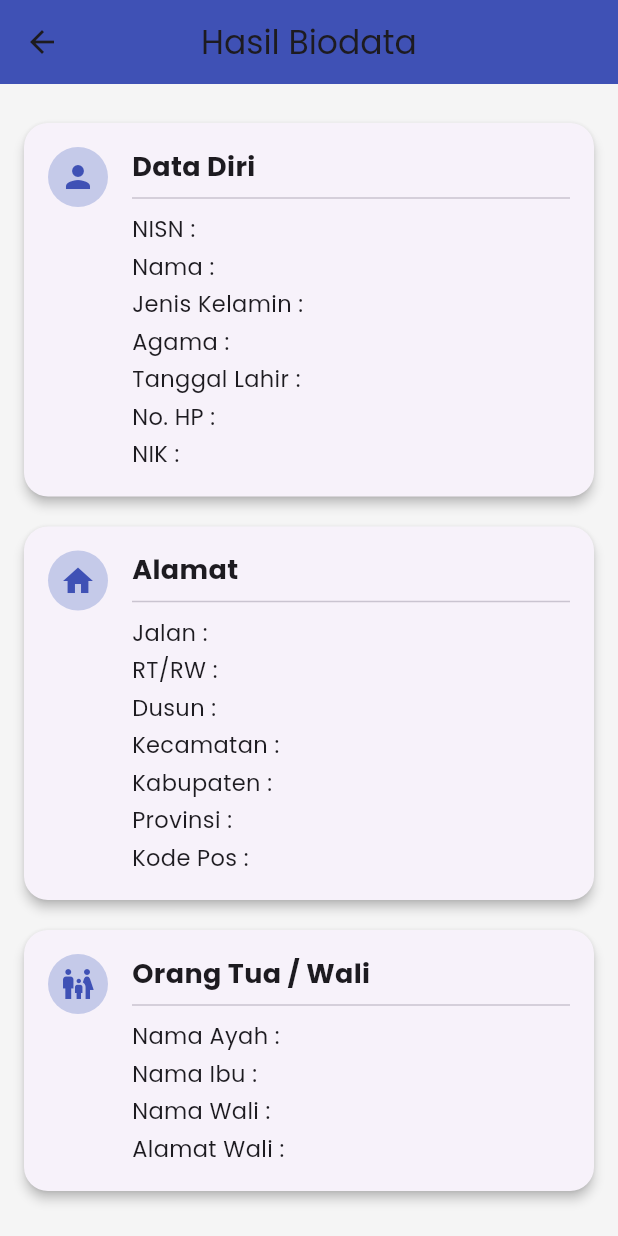
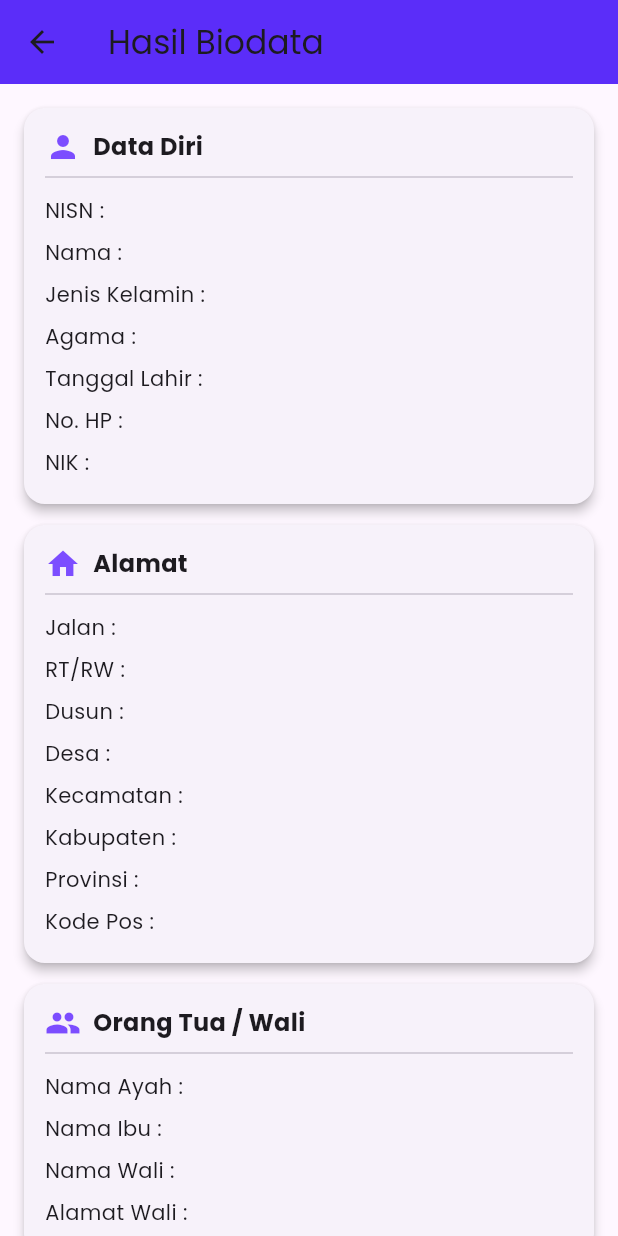
Before and after one commit to alfianprada/projek_4, a Flutter app: the ResultPage screen opened directly with empty values, on a phone screen of 412 x 824 dp. Run offline on Flutter 3.47's test engine with Material 3 defaults, Android fonts, the phone set to English and light mode, and no system bars; our stand-ins replace connectivity_plus, google_fonts, supabase_flutter; accounts and stored records are empty.

```diff
--- a/lib/pages/result_page.dart
+++ b/lib/pages/result_page.dart
@@ -1,22 +1,25 @@
+// lib/result_page.dart
 import 'package:flutter/material.dart';
+import 'package:google_fonts/google_fonts.dart';
 
 class ResultPage extends StatelessWidget {
-  final String nisn, nama, nik, telp, ttl, gender, agama;
-  final String jalan, rtRw, dusun, kecamatan, kabupaten, provinsi, kodePos;
+  final String nisn, nama, jenisKelamin, agama, tglLahir, hp, nik;
+  final String jalan, rtRw, dusun, desa, kecamatan, kabupaten, provinsi, kodePos;
   final String ayah, ibu, wali, alamatWali;
 
   const ResultPage({
     super.key,
     required this.nisn,
     required this.nama,
+    required this.jenisKelamin,
+    required this.agama,
+    required this.tglLahir,
+    required this.hp,
     required this.nik,
-    required this.telp,
-    required this.ttl,
-    required this.gender,
-    required this.agama,
     required this.jalan,
     required this.rtRw,
     required this.dusun,
+    required this.desa,
     required this.kecamatan,
     required this.kabupaten,
     required this.provinsi,
@@ -27,95 +30,65 @@ class ResultPage extends StatelessWidget {
     required this.alamatWali,
   });
 
-  Widget _buildInfoCard(IconData icon, String title, List<String> details) {
-    return Card(
-      elevation: 3,
-      shape: RoundedRectangleBorder(borderRadius: BorderRadius.circular(16)),
-      margin: const EdgeInsets.symmetric(vertical: 10),
-      child: Padding(
+  @override
+  Widget build(BuildContext context) {
+    return Scaffold(
+      appBar: AppBar(
+        title: Text('Hasil Biodata', style: GoogleFonts.poppins()),
+        backgroundColor: const Color(0xFF5B2DF9),
+      ),
+      body: SingleChildScrollView(
         padding: const EdgeInsets.all(16),
-        child: Row(
-          crossAxisAlignment: CrossAxisAlignment.start,
-          children: [
-            CircleAvatar(
-              backgroundColor: Colors.indigo.shade100,
-              child: Icon(icon, color: Colors.indigo),
-            ),
-            const SizedBox(width: 16),
-            Expanded(
-              child: Column(
-                crossAxisAlignment: CrossAxisAlignment.start,
-                children: [
-                  Text(title,
-                      style: const TextStyle(
-                          fontSize: 18, fontWeight: FontWeight.bold)),
-                  const Divider(),
-                  ...details
-                      .map((d) => Padding(
-                            padding: const EdgeInsets.symmetric(vertical: 2),
-                            child: Text(d,
-                                style: const TextStyle(fontSize: 15)),
-                          ))
-                      .toList(),
-                ],
-              ),
-            ),
-          ],
-        ),
+        child: Column(children: [
+          _cardSection('Data Diri', Icons.person, [
+            'NISN : $nisn',
+            'Nama : $nama',
+            'Jenis Kelamin : $jenisKelamin',
+            'Agama : $agama',
+            'Tanggal Lahir : $tglLahir',
+            'No. HP : $hp',
+            'NIK : $nik',
+          ]),
+          _cardSection('Alamat', Icons.home, [
+            'Jalan : $jalan',
+            'RT/RW : $rtRw',
+            'Dusun : $dusun',
+            'Desa : $desa',
+            'Kecamatan : $kecamatan',
+            'Kabupaten : $kabupaten',
+            'Provinsi : $provinsi',
+            'Kode Pos : $kodePos',
+          ]),
+          _cardSection('Orang Tua / Wali', Icons.group, [
+            'Nama Ayah : $ayah',
+            'Nama Ibu : $ibu',
+            'Nama Wali : $wali',
+            'Alamat Wali : $alamatWali',
+          ]),
+          const SizedBox(height: 16),
+          ElevatedButton.icon(
+            onPressed: () => Navigator.pop(context),
+            icon: const Icon(Icons.arrow_back),
+            label: Text('Kembali', style: GoogleFonts.poppins()),
+            style: ElevatedButton.styleFrom(backgroundColor: const Color(0xFF5B2DF9)),
+          ),
+        ]),
       ),
     );
   }
 
-  @override
-  Widget build(BuildContext context) {
-    return Scaffold(
-      backgroundColor: Colors.grey[100],
-      appBar: AppBar(
-        title: const Text("Hasil Biodata"),
-        centerTitle: true,
-        backgroundColor: Colors.indigo,
-      ),
-      body: SingleChildScrollView(
-        padding: const EdgeInsets.all(16),
-        child: Column(
-          children: [
-            _buildInfoCard(Icons.person, "Data Diri", [
-              "NISN : $nisn",
-              "Nama : $nama",
-              "Jenis Kelamin : $gender",
-              "Agama : $agama",
-              "Tanggal Lahir : $ttl",
-              "No. HP : $telp",
-              "NIK : $nik",
-            ]),
-            _buildInfoCard(Icons.home, "Alamat", [
-              "Jalan : $jalan",
-              "RT/RW : $rtRw",
-              "Dusun : $dusun",
-              "Kecamatan : $kecamatan",
-              "Kabupaten : $kabupaten",
-              "Provinsi : $provinsi",
-              "Kode Pos : $kodePos",
-            ]),
-            _buildInfoCard(Icons.family_restroom, "Orang Tua / Wali", [
-              "Nama Ayah : $ayah",
-              "Nama Ibu : $ibu",
-              "Nama Wali : $wali",
-              "Alamat Wali : $alamatWali",
-            ]),
-            const SizedBox(height: 20),
-            ElevatedButton.icon(
-              onPressed: () => Navigator.pop(context),
-              icon: const Icon(Icons.arrow_back),
-              style: ElevatedButton.styleFrom(
-                backgroundColor: Colors.indigo,
-                shape: RoundedRectangleBorder(
-                    borderRadius: BorderRadius.circular(12)),
-              ),
-              label: const Text("Kembali"),
-            )
-          ],
-        ),
+  Widget _cardSection(String title, IconData icon, List<String> rows) {
+    return Card(
+      shape: RoundedRectangleBorder(borderRadius: BorderRadius.circular(14)),
+      elevation: 3,
+      margin: const EdgeInsets.only(bottom: 14),
+      child: Padding(
+        padding: const EdgeInsets.all(14),
+        child: Column(crossAxisAlignment: CrossAxisAlignment.start, children: [
+          Row(children: [Icon(icon, color: const Color(0xFF7C4DFF)), const SizedBox(width: 8), Text(title, style: GoogleFonts.poppins(fontSize: 16, fontWeight: FontWeight.w700))]),
+          const Divider(),
+          ...rows.map((r) => Padding(padding: const EdgeInsets.symmetric(vertical: 4), child: Text(r, style: GoogleFonts.poppins()))),
+        ]),
       ),
     );
   }
--- a/lib/widgets/custom_textfield.dart
+++ b/lib/widgets/custom_textfield.dart
@@ -27,7 +27,7 @@ class CustomTextField extends StatelessWidget {
         style: GoogleFonts.poppins(fontSize: 15),
         decoration: InputDecoration(
           prefixIcon: icon != null
-              ? Icon(icon, color: const Color.fromARGB(255, 132, 53, 229)) // 🔴 merah elegan
+              ? Icon(icon, color: const Color.fromARGB(255, 132, 53, 229))
               : null,
           labelText: label,
           labelStyle: GoogleFonts.poppins(color: Colors.grey[700]),
--- a/pubspec.yaml
+++ b/pubspec.yaml
@@ -35,6 +35,8 @@ dependencies:
   # Use with the CupertinoIcons class for iOS style icons.
   cupertino_icons: ^1.0.8
   google_fonts: ^6.3.1
+  supabase_flutter: ^2.0.0
+  connectivity_plus: ^6.0.3
 
 dev_dependencies:
   flutter_test:
```
Also changed, not shown: lib/custom_textfield.dart (added, +45 -0 lines), lib/main.dart (+10 -8 lines), lib/pages/form_page.dart (+245 -224 lines), lib/supabase_service.dart (added, +42 -0 lines), pubspec.lock, 5 other files.
